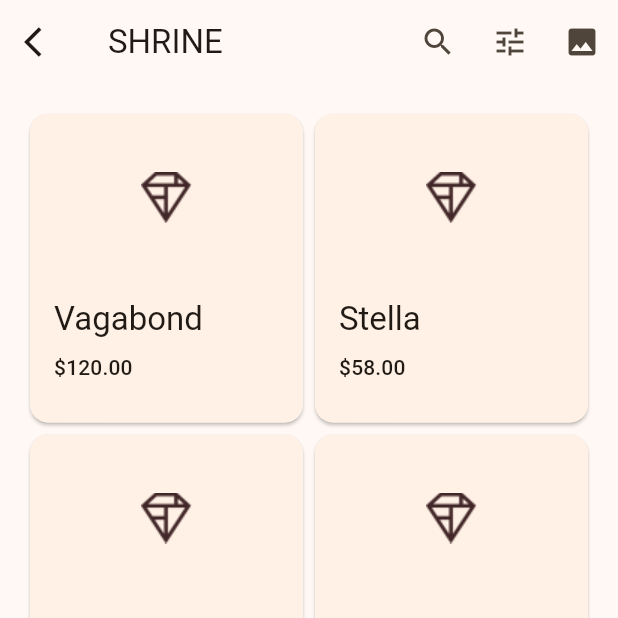
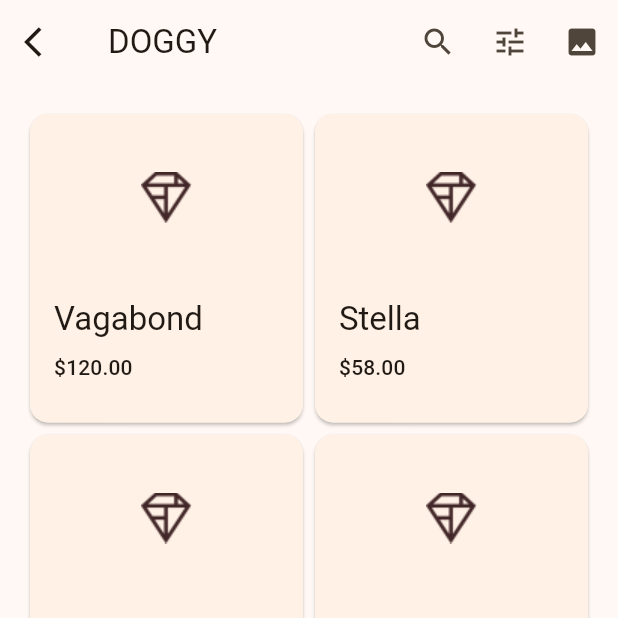
Before and after one commit to saandrsm/puppy_match, a Flutter app: the HomePage screen opened by its route, on a phone screen of 412 x 824 dp, the top half of it. Run offline on Flutter 3.47's test engine with Material 2 defaults, Android fonts, the phone set to English and light mode, and no system bars; network calls fail.

Commit message:
new project

```diff
--- a/lib/supplemental/home.dart
+++ b/lib/supplemental/home.dart
@@ -62,7 +62,7 @@ class HomePage extends StatelessWidget {
   Widget build(BuildContext context){
     return Scaffold(
       appBar: AppBar(
-        title: const Text('SHRINE'),
+        title: const Text('DOGGY'),
         actions: <Widget>[
           IconButton(
               onPressed:(){
@@ -102,12 +102,23 @@ class HomePage extends StatelessWidget {
           },
         ),
       ),
-      body: GridView.count(
-        crossAxisCount: 2,
-        padding: const EdgeInsets.all(16.0),
-        childAspectRatio: 8.0 / 9.0,
-        children: _buildGridCards(context)
-      ),
+      body: OrientationBuilder(
+        builder: (context, orientation){
+          return GridView.count(
+                crossAxisCount: orientation == Orientation.portrait ? 2 : 4,
+                padding: const EdgeInsets.all(16.0),
+                childAspectRatio: 8.0 / 9.0,
+                children: _buildGridCards(context)
+              );
+        }
+      )
+
+      // GridView.count(
+      //   crossAxisCount: 2,
+      //   padding: const EdgeInsets.all(16.0),
+      //   childAspectRatio: 8.0 / 9.0,
+      //   children: _buildGridCards(context)
+      // ),
     );
   }
 }
--- a/pubspec.yaml
+++ b/pubspec.yaml
@@ -30,3 +30,4 @@ flutter:
 
   assets:
     - assets/diamond.png
+    - assets/logo_doggy.png
```
Also changed, not shown: lib/supplemental/login.dart (+8 -3 lines), lib/supplemental/post.dart (+5 -5 lines), assets/logo_doggy.png (added).
